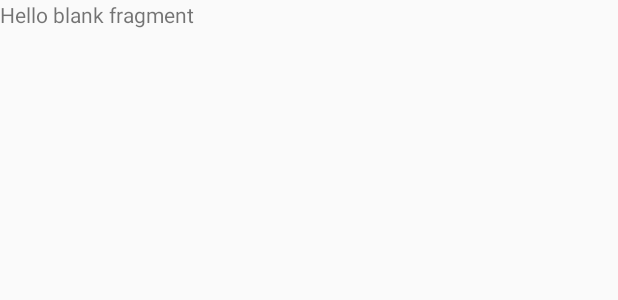
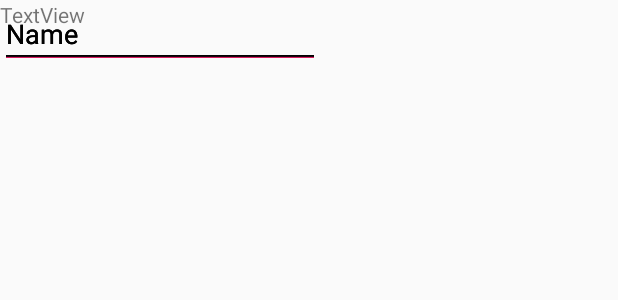
Before and after one commit to alkj/Feedback, an Android app: the layout fragment_opret_moder.xml on its own in the app's theme, with its tools: preview values and no code run, on a phone screen of 412 x 824 dp. Shown: the top 300 px of the screen. Run offline under Robolectric (Android 15) with nearby library versions, the phone set to English and light mode, and no system bars.

Commit message:
fragment til at oprette møder

```diff
--- a/app/src/main/res/layout/fragment_opret_moder.xml
+++ b/app/src/main/res/layout/fragment_opret_moder.xml
@@ -1,14 +1,80 @@
 <?xml version="1.0" encoding="utf-8"?>
-<FrameLayout xmlns:android="http://schemas.android.com/apk/res/android"
+<android.support.constraint.ConstraintLayout xmlns:android="http://schemas.android.com/apk/res/android"
+    xmlns:app="http://schemas.android.com/apk/res-auto"
     xmlns:tools="http://schemas.android.com/tools"
+    android:id="@+id/frameLayout"
     android:layout_width="match_parent"
+
     android:layout_height="match_parent"
-    tools:context=".OpretModer">
+    tools:context=".OpretModer"
+    tools:layout_editor_absoluteY="25dp">
 
     <!-- TODO: Update blank fragment layout -->
+
     <TextView
-        android:layout_width="match_parent"
-        android:layout_height="match_parent"
-        android:text="@string/hello_blank_fragment" />
+        android:id="@+id/textView9"
+        android:layout_width="wrap_content"
+        android:layout_height="wrap_content"
+        android:text="TextView"
+        tools:layout_editor_absoluteX="154dp"
+        tools:layout_editor_absoluteY="16dp" />
 
-</FrameLayout>
+    <EditText
+        android:id="@+id/editText5"
+        android:layout_width="wrap_content"
+        android:layout_height="wrap_content"
+        android:ems="10"
+        android:inputType="textPersonName"
+        android:text="Name"
+        tools:layout_editor_absoluteX="85dp"
+        tools:layout_editor_absoluteY="55dp" />
+
+    <EditText
+        android:id="@+id/editText6"
+        android:layout_width="wrap_content"
+        android:layout_height="wrap_content"
+        android:ems="10"
+        android:inputType="textPersonName"
+        android:text="Name"
+        tools:layout_editor_absoluteX="83dp"
+        tools:layout_editor_absoluteY="123dp" />
+
+    <EditText
+        android:id="@+id/editText13"
+        android:layout_width="wrap_content"
+        android:layout_height="wrap_content"
+        android:ems="10"
+        android:inputType="date"
+        tools:layout_editor_absoluteX="83dp"
+        tools:layout_editor_absoluteY="204dp" />
+
+    <EditText
+        android:id="@+id/editText14"
+        android:layout_width="wrap_content"
+        android:layout_height="wrap_content"
+        android:ems="10"
+        android:inputType="time"
+        tools:layout_editor_absoluteX="81dp"
+        tools:layout_editor_absoluteY="259dp" />
+
+    <EditText
+        android:id="@+id/editText15"
+        android:layout_width="wrap_content"
+        android:layout_height="wrap_content"
+        android:ems="10"
+        android:inputType="textPersonName"
+        android:text="Name"
+        tools:layout_editor_absoluteX="85dp"
+        tools:layout_editor_absoluteY="331dp" />
+
+    <EditText
+        android:id="@+id/editText16"
+        android:layout_width="wrap_content"
+        android:layout_height="wrap_content"
+        android:ems="10"
+        android:inputType="textPersonName"
+        android:text="Name"
+        tools:layout_editor_absoluteX="84dp"
+        tools:layout_editor_absoluteY="384dp" />
+
+</android.support.constraint.ConstraintLayout>
```
